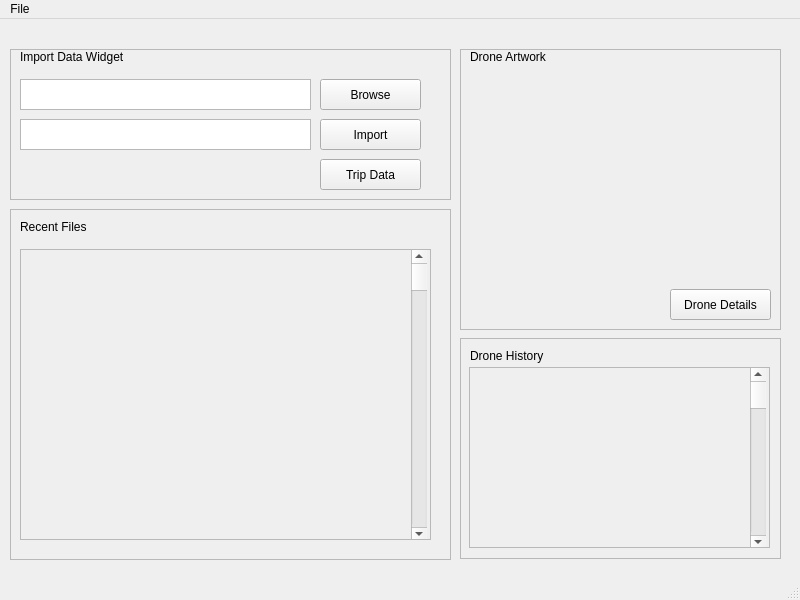
Wabinabi/Argos, file src/Win/Argous Qt code base/ArgouseBaseSoftware/homepage.ui: the form before one commit.
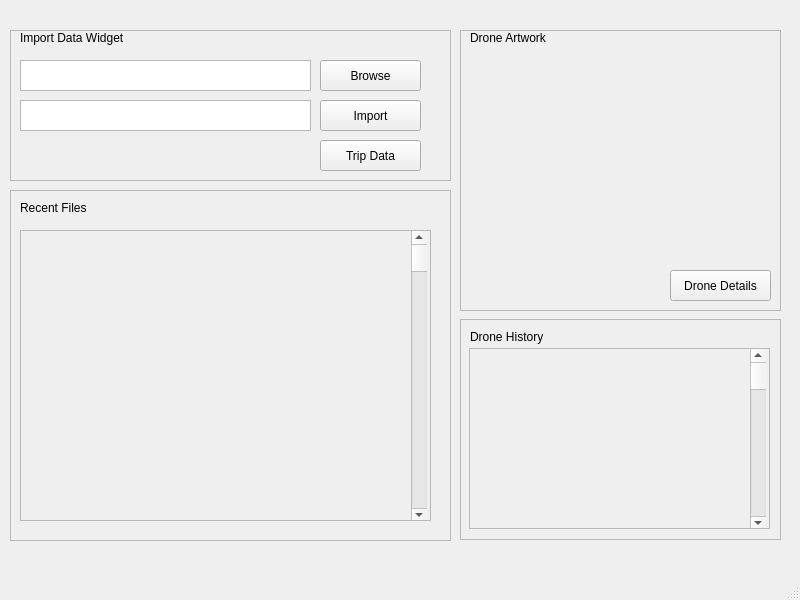
The form after the commit.

The edit to the form file:
```diff
--- a/src/Win/Argous Qt code base/ArgouseBaseSoftware/homepage.ui
+++ b/src/Win/Argous Qt code base/ArgouseBaseSoftware/homepage.ui
@@ -289,13 +289,6 @@
      <height>22</height>
     </rect>
    </property>
-   <widget class="QMenu" name="menuFile">
-    <property name="title">
-     <string>File</string>
-    </property>
-    <addaction name="actionImport"/>
-   </widget>
-   <addaction name="menuFile"/>
   </widget>
   <widget class="QStatusBar" name="statusbar"/>
   <action name="actionImport">
```
